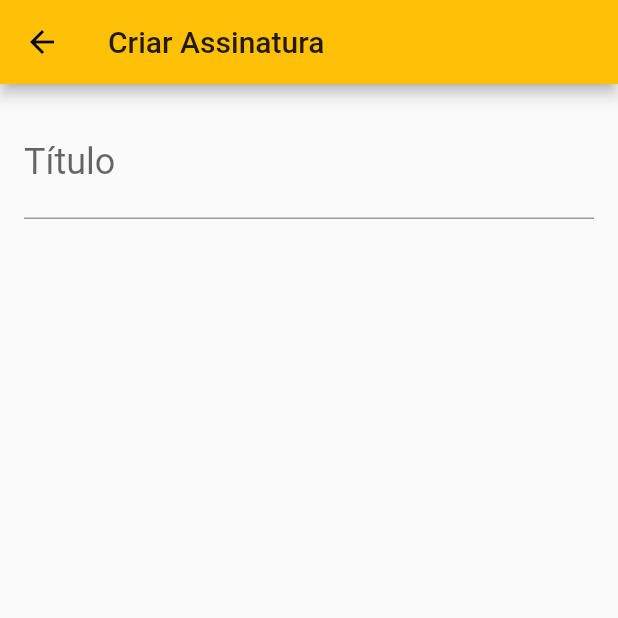
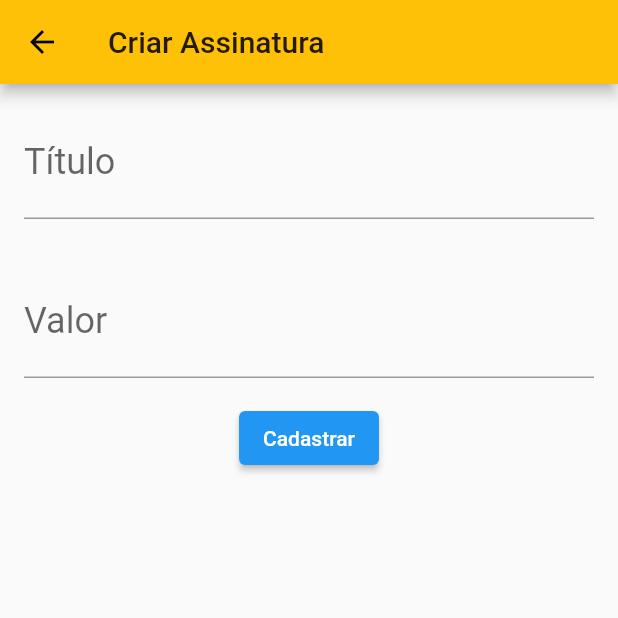
Before and after one commit to AlexandreBessa/subscriber, a Flutter app: the screen it shows after launch, after a tap on the "add" icon, on a phone screen of 412 x 824 dp, the top half of it. Run offline on Flutter 3.47's test engine with Material 2 defaults, Android fonts, the phone set to English and light mode, and no system bars; missing offline and left inert: http_interceptor.

Commit message:
Fixing Form

```diff
--- a/mobile/lib/screens/signature/signature_form.dart
+++ b/mobile/lib/screens/signature/signature_form.dart
@@ -1,29 +1,55 @@
 import 'package:flutter/material.dart';
+import 'package:mobile/models/signature.dart';
+import 'package:mobile/widgets/form_text.dart';
 
-class SignatureForm extends StatelessWidget {
+const _appBarTitle = 'Criar Assinatura';
+
+const _labelTitle = 'Título';
+const _labelValue = 'Valor';
+const _labelButton = 'Cadastrar';
+
+class SignatureForm extends StatefulWidget {
+  @override
+  State<StatefulWidget> createState() {
+    return SignatureFormState();
+  }
+}
+
+class SignatureFormState extends State<SignatureForm> {
+  final TextEditingController _controllerTitle = TextEditingController();
+  final TextEditingController _controllerValue = TextEditingController();
+
   @override
   Widget build(BuildContext context) {
     return Scaffold(
       appBar: AppBar(
-        title: Text('Criar Assinatura'),
+        title: Text(_appBarTitle),
       ),
-      body: Column(children: <Widget>[
-        Padding(
-          padding: const EdgeInsets.all(16.0),
-          child: TextField(
-            style: TextStyle(fontSize: 24.0),
-            decoration: InputDecoration(
-              labelText: 'Título',
-            ),
+      body: SingleChildScrollView(
+        child: Column(children: <Widget>[
+          FormText(
+            controller: _controllerTitle,
+            label: _labelTitle,
           ),
-          // ElevatedButton(
-          //   child: Text('Cadastrar'),
-          //   onPressed: () {
-          //     debugPrint('cliclou no botão');
-          //   }
-          // ),
-        )
-      ]),
+          FormText(
+            controller: _controllerValue,
+            label: _labelValue,
+          ),
+          ElevatedButton(
+            child: Text(_labelButton),
+            onPressed: () => _formBuild(context),
+          ),
+        ]),
+      ),
     );
   }
+
+  void _formBuild(BuildContext context) {
+    final String title = _controllerTitle.text;
+    final double value = double.tryParse(_controllerValue.text);
+    if (title != null && value != null) {
+      final formBuilded = Signature(title, value);
+      Navigator.pop(context, formBuilded);
+    }
+  }
 }
--- a/mobile/lib/screens/signature/signature_list.dart
+++ b/mobile/lib/screens/signature/signature_list.dart
@@ -2,29 +2,50 @@ import 'package:flutter/material.dart';
 import 'package:mobile/models/signature.dart';
 import 'package:mobile/screens/signature/signature_form.dart';
 
-class SignatureList extends StatelessWidget {
+const _appBarTitle = 'Assinaturas';
+
+class SignatureList extends StatefulWidget {
+  final List<Signature> _signatures = [];
+
+  @override
+  State<StatefulWidget> createState() {
+    return SignatureListState();
+  }
+}
+
+class SignatureListState extends State<SignatureList> {
   @override
   Widget build(BuildContext context) {
     return Scaffold(
       appBar: AppBar(
-        title: Text('Assinaturas'),
+        title: Text(_appBarTitle),
       ),
-      body: Column(
-        children: <Widget>[
-          SignatureItem(Signature('Amazon Prime', 9.90)),
-          SignatureItem(Signature('Spotify', 8.50)),
-          SignatureItem(Signature('Office 365', 23.99)),
-        ],
+      body: ListView.builder(
+        itemCount: widget._signatures.length,
+        itemBuilder: (context, index) {
+          final signature = widget._signatures[index];
+          return SignatureItem(signature);
+        },
       ),
       floatingActionButton: FloatingActionButton(
         child: Icon(Icons.add),
         onPressed: () {
           Navigator.push(context, MaterialPageRoute(builder: (context) {
             return SignatureForm();
-          }));
+          })).then(
+            (signatureReceived) => _reload(signatureReceived),
+          );
         },
       ),
     );
+  }
+
+  void _reload(Signature signatureReceived) {
+    if (signatureReceived != null) {
+      setState(() {
+        widget._signatures.add(signatureReceived);
+      });
+    }
   }
 }
 
```
